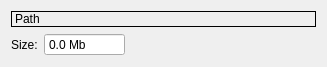
This is sources/Arks/SelectionWriter/window/file_saved_dialog.ui in AquaCreatura/AquaWave as Qt 5 draws it before an edit. The edited form follows.
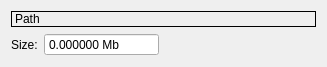
This is the edited form.

```diff
--- a/sources/Arks/SelectionWriter/window/file_saved_dialog.ui
+++ b/sources/Arks/SelectionWriter/window/file_saved_dialog.ui
@@ -62,7 +62,7 @@
       <string> Mb</string>
      </property>
      <property name="decimals">
-      <number>1</number>
+      <number>6</number>
      </property>
      <property name="maximum">
       <double>1000000.000000000000000</double>
```
